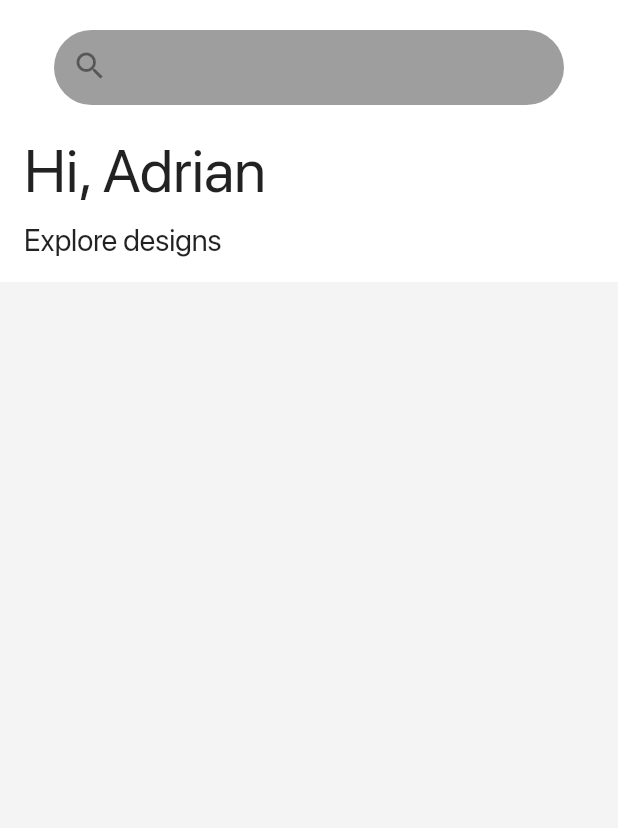
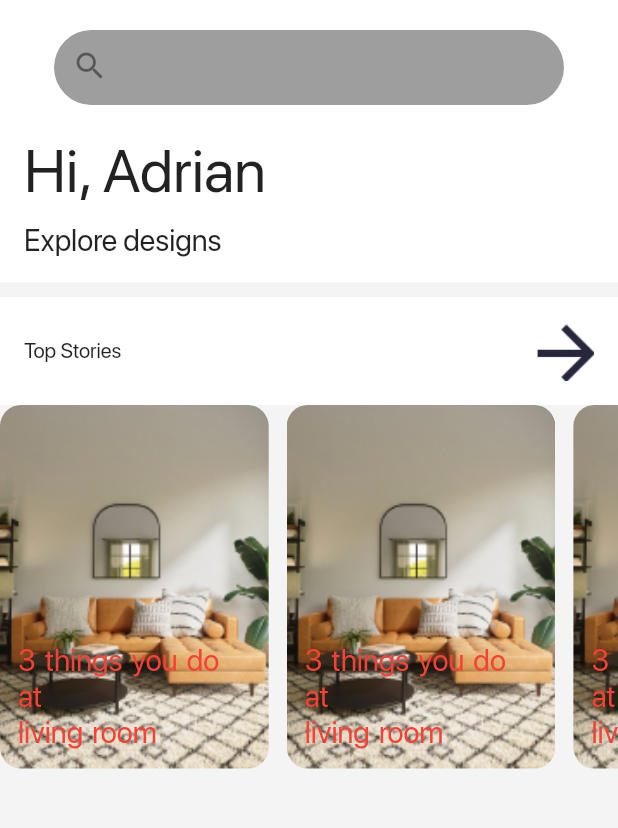
Before and after one commit to inovatrik-neil/uicheck, a Flutter app: the screen it shows after launch, on a phone screen of 412 x 824 dp, the part 114-942 px from its top. Run offline on Flutter 3.47's test engine with Material 2 defaults, Android fonts, the phone set to English and light mode, and no system bars; our stand-ins replace sliding_sheet.

```diff
--- a/lib/innov/homes.dart
+++ b/lib/innov/homes.dart
@@ -68,6 +68,63 @@ class Homes extends StatelessWidget {
                     )
                   ]),
             ),
+            SizedBox(height: 10),
+            Container(
+                color: Colors.white,
+                padding: EdgeInsets.symmetric(vertical: 16, horizontal: 16),
+                child: Column(
+                    crossAxisAlignment: CrossAxisAlignment.start,
+                    children: [
+                      Container(
+                          child: Row(children: [
+                        Text('Top Stories'),
+                        const Spacer(),
+                        Image(
+                          image: AssetImage("assets/images/arrow_forward.png"),
+                          height: 40,
+                        )
+                      ]))
+                    ])),
+
+            SizedBox(
+              height: MediaQuery.of(context).size.height / 3.4,
+              child: ListView.builder(
+                  physics: ClampingScrollPhysics(),
+                  shrinkWrap: true,
+                  scrollDirection: Axis.horizontal,
+                  itemCount: 5,
+                  itemBuilder: (BuildContext context, int index) {
+                    return Container(
+                        width: MediaQuery.of(context).size.width / 2.3,
+                        margin: EdgeInsets.only(right: 12),
+                        decoration: BoxDecoration(
+                          borderRadius: BorderRadius.all(
+                            Radius.circular(14),
+                          ),
+                          image: DecorationImage(
+                            image: AssetImage("assets/images/home_bg.png"),
+                            fit: BoxFit.cover,
+                          ),
+                        ),
+                        child: Container(
+                          width: double.maxFinite,
+                          alignment: Alignment.bottomLeft,
+                          // This aligns the child of the container
+                          child: Padding(
+                            padding: EdgeInsets.all(12),
+                            //some spacing to the child from bottom
+                            child: Text(
+                              '3 things you do at\nliving room',
+                              style: TextStyle(
+                                color: Colors.red,
+                                fontSize: 20,
+                                wordSpacing: 2,
+                              ),
+                            ),
+                          ),
+                        ));
+                  }),
+            ),
           ],
         )),
       ),
```
